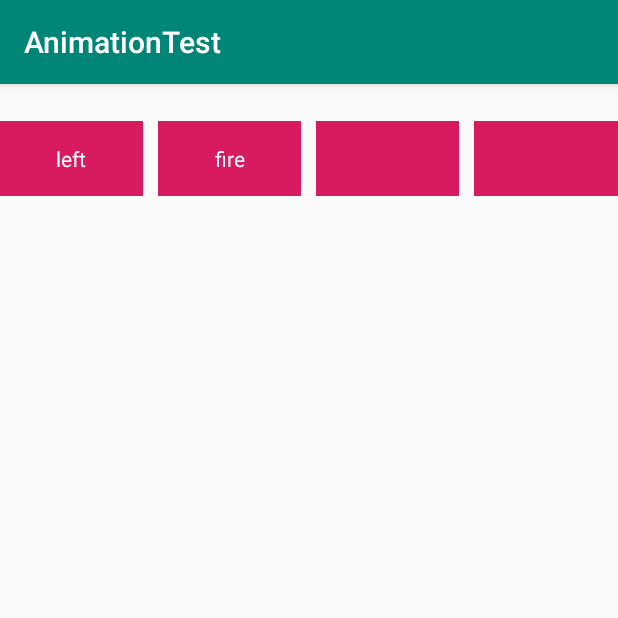
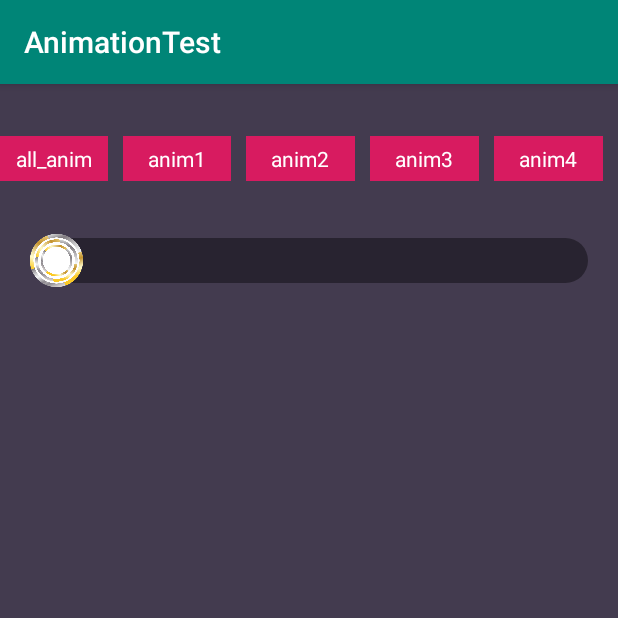
Before and after one commit to QQzs/AnimationTest, an Android app: the screen it shows after launch (LeonidActivity before the commit, LeonidsActivity after it), on a phone screen of 412 x 824 dp, the top half of it. Run offline under Robolectric (Android 15) with nearby library versions, the phone set to English and light mode, and no system bars; libraries missing offline, so code that uses them is left out: com.plattysoft.leonids.

Commit message:
[comments]： Anim [jira_id]：zhangshuai [version]：

```diff
--- a/app/build.gradle
+++ b/app/build.gradle
@@ -8,7 +8,7 @@ android {
     compileSdkVersion 29
     defaultConfig {
         applicationId "com.zs.animationtest"
-        minSdkVersion 16
+        minSdkVersion 19
         targetSdkVersion 29
         versionCode 1
         versionName "1.0"
--- a/app/src/main/AndroidManifest.xml
+++ b/app/src/main/AndroidManifest.xml
@@ -20,7 +20,8 @@
         <activity android:name=".activity.FrameActivity" />
         <activity android:name=".activity.LottieActivity" />
         <activity android:name=".activity.SVGAActivity" />
-        <activity android:name=".activity.LeonidActivity">
+        <activity android:name=".activity.LeonidActivity"/>
+        <activity android:name=".LeonidsActivity">
             <intent-filter>
                 <action android:name="android.intent.action.MAIN" />
 
--- /dev/null
+++ b/app/src/main/java/com/zs/animationtest/LeonidsActivity.java
@@ -0,0 +1,141 @@
+package com.zs.animationtest;
+
+import android.os.Bundle;
+import android.view.Gravity;
+import android.view.View;
+import android.view.animation.DecelerateInterpolator;
+import android.widget.ImageView;
+import android.widget.TextView;
+
+import androidx.annotation.Nullable;
+import androidx.appcompat.app.AppCompatActivity;
+
+import com.plattysoft.leonids.ParticleSystem;
+import com.zs.animationtest.view.CircleView;
+import com.zs.animationtest.view.ScrollAnimView;
+import com.zs.animationtest.view.ScrollInnerAnimView;
+
+/**
+ * @Author: zs
+ * @Date: 2020/11/23 3:34 PM
+ * @Description:
+ */
+public class LeonidsActivity extends AppCompatActivity implements View.OnClickListener {
+
+    private ScrollAnimView scroll_anim_view;
+    private ScrollInnerAnimView scroll_inner_anim_view;
+    private TextView all_anim, tv_anim1, tv_anim2, tv_anim3, tv_anim4;
+    private View view_avatar;
+    private CircleView circle_view;
+
+    @Override
+    protected void onCreate(@Nullable Bundle savedInstanceState) {
+        super.onCreate(savedInstanceState);
+        setContentView(R.layout.activity_leonids);
+        view_avatar = findViewById(R.id.view_avatar);
+        scroll_anim_view = findViewById(R.id.scroll_anim_view);
+        scroll_inner_anim_view = findViewById(R.id.scroll_inner_anim_view);
+        all_anim = findViewById(R.id.all_anim);
+        tv_anim1 = findViewById(R.id.tv_anim1);
+        tv_anim2 = findViewById(R.id.tv_anim2);
+        tv_anim3 = findViewById(R.id.tv_anim3);
+        tv_anim4 = findViewById(R.id.tv_anim4);
+        circle_view = findViewById(R.id.circle_view);
+
+        all_anim.setOnClickListener(this);
+        tv_anim1.setOnClickListener(this);
+        tv_anim2.setOnClickListener(this);
+        tv_anim3.setOnClickListener(this);
+        tv_anim4.setOnClickListener(this);
+
+    }
+
+    @Override
+    public void onClick(View view) {
+        int id = view.getId();
+        if (id == R.id.all_anim) {
+            allAnim();
+        } else if (id == R.id.tv_anim1) {
+            test1();
+        } else if (id == R.id.tv_anim2) {
+            test2();
+        } else if (id == R.id.tv_anim3) {
+            test3();
+        } else if (id == R.id.tv_anim4) {
+            test4();
+        }
+    }
+
+    private void test4() {
+        circle_view.startAnim();
+    }
+
+    private void test3() {
+        startFireAnim(scroll_inner_anim_view.addFireView(300, 20));
+        startFireAnim(scroll_inner_anim_view.addFireView(500, 60));
+        startFireAnim(scroll_inner_anim_view.addFireView(700, 40));
+    }
+
+    private void startFireAnim(ImageView imageView) {
+        ParticleSystem particleSystem = new ParticleSystem(this, 150, R.drawable.star_white, 600);
+        // 设置大小范围
+        particleSystem.setScaleRange(0.5f, 0.5f);
+        // 设置速度范围和发射角度范围
+        particleSystem.setSpeedModuleAndAngleRange(0.05f, 0.1f, 0, 360);
+        particleSystem.setFadeOut(200, new DecelerateInterpolator());
+        particleSystem.emit(imageView, 150, 400);
+
+
+        ParticleSystem particleSystem2 = new ParticleSystem(this, 70, R.drawable.star_white, 600);
+        // 设置大小范围
+        particleSystem2.setScaleRange(0.5f, 0.5f);
+        // 设置速度范围和发射角度范围
+        particleSystem2.setSpeedModuleAndAngleRange(0.1f, 0.1f, 0, 360);
+        particleSystem2.setFadeOut(200, new DecelerateInterpolator());
+        particleSystem2.oneShot(imageView, 60);
+    }
+
+
+    private void test2() {
+        scroll_anim_view.addAnimView(R.drawable.star_white, 15);
+        scroll_anim_view.addRotationView(R.drawable.star, 15);
+    }
+
+    private void test1() {
+        new ParticleSystem(this, 15, R.drawable.star_pink, 2000)
+                // 加速度 和 加速度方向
+                .setAcceleration(0.0001f, 0)
+                // 自身旋转速度
+                .setRotationSpeed(90)
+                .setScaleRange(1.2f, 1.5f)
+                // X方向速度值  Y方向速度值
+                .setSpeedByComponentsRange(0.05f, 0.08f, 0f, 0f)
+                // 淡出持续时间(毫秒)
+                .setFadeOut(500)
+                // 1:粒子发射的视图 2: 发射位置 3: 每秒发射的粒子数
+                .emitWithGravity(view_avatar, Gravity.RIGHT, 6);
+
+        new ParticleSystem(this, 15, R.drawable.star, 2000)
+                // 加速度 和 加速度方向
+                .setAcceleration(0.0001f, 0)
+                // 自身旋转速度
+                .setRotationSpeed(90)
+                .setScaleRange(0.3f, 0.5f)
+                // X方向速度值  Y方向速度值
+                .setSpeedByComponentsRange(0.05f, 0.08f, 0f, 0f)
+                // 淡出持续时间(毫秒)
+                .setFadeOut(500)
+                // 1:粒子发射的视图 2: 发射位置 3: 每秒发射的粒子数
+                .emitWithGravity(view_avatar, Gravity.RIGHT, 4);
+
+    }
+
+    private void allAnim() {
+        test1();
+        test2();
+        test3();
+        test4();
+//        scroll_anim_view.startScroll();
+    }
+
+}
--- a/app/src/main/java/com/zs/animationtest/activity/LeonidActivity.kt
+++ b/app/src/main/java/com/zs/animationtest/activity/LeonidActivity.kt
@@ -6,6 +6,7 @@ import com.plattysoft.leonids.ParticleSystem
 import com.zs.animationtest.R
 import com.zs.animationtest.util.AnimationUtil
 import com.zs.animationtest.util.SystemTool
+import kotlinx.android.synthetic.main.activity_leonid.*
 
 /**
  * @Author: zs
@@ -18,6 +19,10 @@ class LeonidActivity: AppCompatActivity() {
     override fun onCreate(savedInstanceState: Bundle?) {
         super.onCreate(savedInstanceState)
         setContentView(R.layout.activity_leonid)
+
+        tv_particle?.setOnClickListener {
+            showParticleSystem()
+        }
     }
 
     /**
--- /dev/null
+++ b/app/src/main/java/com/zs/animationtest/view/CircleView.java
@@ -0,0 +1,80 @@
+package com.zs.animationtest.view;
+
+import android.animation.ValueAnimator;
+import android.content.Context;
+import android.util.AttributeSet;
+import android.widget.FrameLayout;
+import android.widget.ImageView;
+
+import androidx.annotation.Nullable;
+
+import com.zs.animationtest.R;
+
+/**
+ * @Author: zs
+ * @Date: 2020/11/24 3:44 PM
+ * @Description:
+ */
+public class CircleView extends FrameLayout {
+
+    private ImageView outer;
+    private ImageView middle;
+    private ImageView inner;
+
+    public CircleView(Context context) {
+        this(context, null);
+    }
+
+    public CircleView(Context context, @Nullable AttributeSet attrs) {
+        this(context, attrs, 0);
+    }
+
+    public CircleView(Context context, @Nullable AttributeSet attrs, int defStyleAttr) {
+        super(context, attrs, defStyleAttr);
+        initView();
+    }
+
+    @Override
+    protected void onSizeChanged(int w, int h, int oldw, int oldh) {
+        super.onSizeChanged(w, h, oldw, oldh);
+
+    }
+
+    private void initView() {
+        outer = new ImageView(getContext());
+        outer.setImageResource(R.drawable.c_bg);
+        addView(outer);
+
+        middle = new ImageView(getContext());
+        middle.setImageResource(R.drawable.c_bg);
+        middle.setScaleX(0.8f);
+        middle.setScaleY(0.8f);
+        middle.setRotation(30);
+        addView(middle);
+
+        inner = new ImageView(getContext());
+        inner.setImageResource(R.drawable.c_bg);
+        inner.setScaleX(0.6f);
+        inner.setScaleY(0.6f);
+        inner.setRotation(60);
+        addView(inner);
+
+    }
+
+    public void startAnim() {
+        ValueAnimator animator = ValueAnimator.ofInt(0, 60, 0);
+        animator.addUpdateListener(new ValueAnimator.AnimatorUpdateListener() {
+            @Override
+            public void onAnimationUpdate(ValueAnimator valueAnimator) {
+                int value = (int) valueAnimator.getAnimatedValue();
+                outer.setRotation(value);
+                middle.setRotation(30 - value);
+                inner.setRotation(60 + value);
+            }
+        });
+        animator.setDuration(1800);
+        animator.setRepeatCount(8);
+        animator.start();
+    }
+
+}
--- /dev/null
+++ b/app/src/main/java/com/zs/animationtest/view/ScrollAnimView.java
@@ -0,0 +1,210 @@
+package com.zs.animationtest.view;
+
+import android.animation.Animator;
+import android.animation.AnimatorListenerAdapter;
+import android.animation.AnimatorSet;
+import android.animation.ObjectAnimator;
+import android.content.Context;
+import android.graphics.Bitmap;
+import android.graphics.BitmapFactory;
+import android.util.AttributeSet;
+import android.util.Log;
+import android.view.View;
+import android.view.ViewGroup;
+import android.widget.FrameLayout;
+import android.widget.ImageView;
+
+import com.zs.animationtest.util.SystemTool;
+
+import java.util.Random;
+
+/**
+ * @Author: zs
+ * @Date: 2020/11/23 12:01 PM
+ * @Description:
+ */
+public class ScrollAnimView extends FrameLayout {
+
+    /**
+     * 进场动画
+     */
+    private ObjectAnimator mEnterObjAnim;
+
+    /**
+     * 出场动画
+     */
+    private ObjectAnimator mOutObjAnim;
+
+    /**
+     * 进场时间
+     */
+    private long mEnterDuration = 2000;
+    /**
+     * 出场时间
+     */
+    private long mOutDuration = 2000;
+
+    /**
+     * 滚动正在执行
+     */
+    private boolean mAnimScrolling;
+
+    int width;
+    int height;
+
+    int randomX = 0;
+    int randomY = 0;
+    LayoutParams params;
+
+    private Random mRandom;
+
+    public ScrollAnimView(Context context) {
+        this(context, null);
+    }
+
+    public ScrollAnimView(Context context, AttributeSet attrs) {
+        this(context, attrs, 0);
+    }
+
+    public ScrollAnimView(Context context, AttributeSet attrs, int defStyleAttr) {
+        super(context, attrs, defStyleAttr);
+        initEnterOutAnim();
+        params = new LayoutParams(ViewGroup.LayoutParams.WRAP_CONTENT, ViewGroup.LayoutParams.WRAP_CONTENT);
+        mRandom = new Random();
+    }
+
+    @Override
+    protected void onSizeChanged(int w, int h, int oldw, int oldh) {
+        super.onSizeChanged(w, h, oldw, oldh);
+        width = w;
+        height = h;
+
+        randomX = width - height;
+        randomY = height;
+
+        Log.d("zhang","width = " + width + " height = " + height);
+
+    }
+
+    /**
+     * 初始化进场和出场动画
+     */
+    public void initEnterOutAnim() {
+        int screenWidth = SystemTool.getScreenWidth();
+        if (mEnterObjAnim == null) {
+            mEnterObjAnim = ObjectAnimator.ofFloat(this, "translationX", screenWidth, 0f);
+            mEnterObjAnim.setDuration(mEnterDuration);
+            mEnterObjAnim.setInterpolator(null);
+            mEnterObjAnim.addListener(new AnimatorListenerAdapter() {
+
+                @Override
+                public void onAnimationStart(Animator animation) {
+                    super.onAnimationStart(animation);
+                    mAnimScrolling = true;
+                }
+
+                @Override
+                public void onAnimationEnd(Animator animation) {
+                    super.onAnimationEnd(animation);
+                    mOutObjAnim.start();
+                }
+            });
+        }
+
+        if (mOutObjAnim == null) {
+            mOutObjAnim = ObjectAnimator.ofFloat(this, "translationX", 0f, -screenWidth);
+            mOutObjAnim.setDuration(mOutDuration);
+            mOutObjAnim.setInterpolator(null);
+            mOutObjAnim.addListener(new AnimatorListenerAdapter() {
+                @Override
+                public void onAnimationEnd(Animator animation) {
+                    super.onAnimationEnd(animation);
+                    // 动画结束
+                    mAnimScrolling = false;
+                    setVisibility(View.INVISIBLE);
+
+                }
+            });
+        }
+    }
+
+    public void startScroll() {
+        if (mEnterObjAnim == null || mOutObjAnim == null) {
+            initEnterOutAnim();
+        }
+        if (mAnimScrolling) {
+            return;
+        }
+        setVisibility(View.VISIBLE);
+        mEnterObjAnim.start();
+    }
+
+    public void addAnimView(int drawable, int count) {
+        Bitmap imageBitmap = BitmapFactory.decodeResource(getContext().getResources(), drawable);
+        int imageHeight = imageBitmap.getHeight();
+        for (int i = 0; i < count; i++) {
+            ImageView view = new ImageView(getContext());
+            view.setScaleX(0f);
+            view.setScaleY(0f);
+            int repeatCount = 10;
+            int delay = mRandom.nextInt(1000);
+            int x = mRandom.nextInt(randomX)  + height / 2;
+            int y = mRandom.nextInt(randomY) - imageHeight / 2;
+
+            view.setX(x);
+            view.setY(y);
+//            view.setImageResource(drawable);
+            view.setImageBitmap(imageBitmap);
+            addView(view, params);
+
+            ObjectAnimator alpha = ObjectAnimator.ofFloat(view, "alpha", 0f, 1f, 0f);
+            alpha.setRepeatCount(repeatCount);
+            ObjectAnimator scaleX = ObjectAnimator.ofFloat(view, "scaleX", 0f, 0.5f, 0f);
+            scaleX.setRepeatCount(repeatCount);
+            ObjectAnimator scaleY = ObjectAnimator.ofFloat(view, "scaleY", 0f, 0.5f, 0f);
+            scaleY.setRepeatCount(repeatCount);
+            ObjectAnimator rotation = ObjectAnimator.ofFloat(view, "rotation", 0f, 360f);
+            rotation.setRepeatCount(repeatCount);
+            AnimatorSet animSet = new AnimatorSet();
+            animSet.playTogether(alpha, scaleX, scaleY, rotation);
+            animSet.setDuration(2000);
+            animSet.setStartDelay(delay);
+            animSet.start();
+        }
+    }
+
+    public void addRotationView(int drawable, int count) {
+        Bitmap imageBitmap = BitmapFactory.decodeResource(getContext().getResources(), drawable);
+        int imageHeight = imageBitmap.getHeight();
+        for (int i = 0; i < count; i++) {
+            final ImageView view = new ImageView(getContext());
+            view.setScaleX(0.2f);
+            view.setScaleY(0.2f);
+            int repeatCount = 10;
+            int delay = mRandom.nextInt(1000);
+            int x = mRandom.nextInt(randomX) + height / 2;
+            int y = mRandom.nextInt(randomY) - imageHeight / 5;
+
+            view.setX(x);
+            view.setY(y);
+//            view.setImageResource(drawable);
+            view.setImageBitmap(imageBitmap);
+            addView(view, params);
+
+            ObjectAnimator rotation = ObjectAnimator.ofFloat(view, "rotation", 0f, 360f);
+            rotation.setRepeatCount(repeatCount);
+            rotation.setDuration(2000);
+            rotation.setStartDelay(delay);
+            rotation.start();
+            rotation.addListener(new AnimatorListenerAdapter() {
+                @Override
+                public void onAnimationEnd(Animator animation) {
+                    super.onAnimationEnd(animation);
+                    view.setAlpha(0f);
+                }
+            });
+        }
+    }
+
+
+}
--- /dev/null
+++ b/app/src/main/java/com/zs/animationtest/view/ScrollInnerAnimView.java
@@ -0,0 +1,51 @@
+package com.zs.animationtest.view;
+
+import android.app.Activity;
+import android.content.Context;
+import android.util.AttributeSet;
+import android.util.Log;
+import android.view.ViewGroup;
+import android.widget.FrameLayout;
+import android.widget.ImageView;
+import android.widget.LinearLayout;
+
+/**
+ * @Author: zs
+ * @Date: 2020/11/23 12:01 PM
+ * @Description:
+ */
+public class ScrollInnerAnimView extends LinearLayout {
+
+    int width;
+    int height;
+
+    public ScrollInnerAnimView(Context context) {
+        this(context, null);
+    }
+
+    public ScrollInnerAnimView(Context context, AttributeSet attrs) {
+        this(context, attrs, 0);
+    }
+
+    public ScrollInnerAnimView(Context context, AttributeSet attrs, int defStyleAttr) {
+        super(context, attrs, defStyleAttr);
+    }
+
+    @Override
+    protected void onSizeChanged(int w, int h, int oldw, int oldh) {
+        super.onSizeChanged(w, h, oldw, oldh);
+        width = w;
+        height = h;
+    }
+
+    public ImageView addFireView(int x, int y) {
+        LayoutParams params = new LayoutParams(ViewGroup.LayoutParams.WRAP_CONTENT, ViewGroup.LayoutParams.WRAP_CONTENT);
+        ImageView view = new ImageView(getContext());
+        view.setX(x);
+        view.setY(y);
+        addView(view, params);
+        return view;
+    }
+
+
+}
--- /dev/null
+++ b/app/src/main/res/drawable/bg_avatar.xml
@@ -0,0 +1,7 @@
+<?xml version="1.0" encoding="utf-8"?>
+<shape xmlns:android="http://schemas.android.com/apk/res/android"
+    android:shape="oval">
+
+    <solid android:color="#ffffff"/>
+
+</shape>
--- /dev/null
+++ b/app/src/main/res/drawable/bg_msg.xml
@@ -0,0 +1,8 @@
+<?xml version="1.0" encoding="utf-8"?>
+<shape xmlns:android="http://schemas.android.com/apk/res/android">
+
+    <solid android:color="#66000000"/>
+
+    <corners android:radius="30dp"/>
+
+</shape>
--- a/app/src/main/res/layout/activity_leonid.xml
+++ b/app/src/main/res/layout/activity_leonid.xml
@@ -1,63 +1,29 @@
 <?xml version="1.0" encoding="utf-8"?>
-<androidx.constraintlayout.widget.ConstraintLayout xmlns:android="http://schemas.android.com/apk/res/android"
+<LinearLayout xmlns:android="http://schemas.android.com/apk/res/android"
     xmlns:tools="http://schemas.android.com/tools"
     android:layout_width="match_parent"
     android:layout_height="match_parent"
+    android:orientation="vertical"
     tools:context=".MainActivity">
 
     <LinearLayout
         android:layout_width="match_parent"
         android:layout_height="100dp"
         android:orientation="horizontal"
-        android:gravity="center_vertical"
-        tools:ignore="MissingConstraints">
-
-        <TextView
-            android:id="@+id/tv_left"
-            android:layout_width="0dp"
-            android:layout_weight="1"
-            android:layout_height="50dp"
-            android:background="@color/colorAccent"
-            android:textColor="#ffffff"
-            android:text="left"
-            android:gravity="center"/>
-
-        <TextView
-            android:id="@+id/tv_fire"
-            android:layout_width="0dp"
-            android:layout_weight="1"
-            android:layout_height="50dp"
-            android:background="@color/colorAccent"
-            android:textColor="#ffffff"
-            android:text="fire"
-            android:gravity="center"
-            android:layout_marginLeft="10dp"
-            android:layout_marginRight="10dp"/>
-
-        <TextView
-            android:id="@+id/tv_frame"
-            android:layout_width="0dp"
-            android:layout_weight="1"
-            android:layout_height="50dp"
-            android:background="@color/colorAccent"
-            android:textColor="#ffffff"
-            android:text=""
-            android:gravity="center"
-            android:layout_marginRight="10dp"/>
+        android:gravity="center_vertical">
 
         <TextView
             android:id="@+id/tv_particle"
             android:layout_width="0dp"
             android:layout_weight="1"
-            android:layout_height="50dp"
+            android:layout_height="30dp"
+            android:layout_marginRight="10dp"
             android:background="@color/colorAccent"
             android:textColor="#ffffff"
-            android:text=""
+            android:text="left"
             android:gravity="center" />
+
 
     </LinearLayout>
 
-
-
-
-</androidx.constraintlayout.widget.ConstraintLayout>
+</LinearLayout>
--- /dev/null
+++ b/app/src/main/res/layout/activity_leonids.xml
@@ -0,0 +1,103 @@
+<?xml version="1.0" encoding="utf-8"?>
+<LinearLayout xmlns:android="http://schemas.android.com/apk/res/android"
+    xmlns:tools="http://schemas.android.com/tools"
+    android:layout_width="match_parent"
+    android:layout_height="match_parent"
+    android:background="@color/color_433b4f"
+    android:orientation="vertical"
+    tools:context=".MainActivity">
+
+    <LinearLayout
+        android:layout_width="match_parent"
+        android:layout_height="100dp"
+        android:orientation="horizontal"
+        android:gravity="center_vertical">
+
+        <TextView
+            android:id="@+id/all_anim"
+            android:layout_width="0dp"
+            android:layout_weight="1"
+            android:layout_height="30dp"
+            android:layout_marginRight="10dp"
+            android:background="@color/colorAccent"
+            android:textColor="#ffffff"
+            android:text="all_anim"
+            android:gravity="center" />
+
+        <TextView
+            android:id="@+id/tv_anim1"
+            android:layout_width="0dp"
+            android:layout_weight="1"
+            android:layout_height="30dp"
+            android:layout_marginRight="10dp"
+            android:background="@color/colorAccent"
+            android:textColor="#ffffff"
+            android:text="anim1"
+            android:gravity="center" />
+
+        <TextView
+            android:id="@+id/tv_anim2"
+            android:layout_width="0dp"
+            android:layout_weight="1"
+            android:layout_height="30dp"
+            android:layout_marginRight="10dp"
+            android:background="@color/colorAccent"
+            android:textColor="#ffffff"
+            android:text="anim2"
+            android:gravity="center" />
+
+        <TextView
+            android:id="@+id/tv_anim3"
+            android:layout_width="0dp"
+            android:layout_weight="1"
+            android:layout_height="30dp"
+            android:layout_marginRight="10dp"
+            android:background="@color/colorAccent"
+            android:textColor="#ffffff"
+            android:text="anim3"
+            android:gravity="center" />
+
+        <TextView
+            android:id="@+id/tv_anim4"
+            android:layout_width="0dp"
+            android:layout_weight="1"
+            android:layout_height="30dp"
+            android:layout_marginRight="10dp"
+            android:background="@color/colorAccent"
+            android:textColor="#ffffff"
+            android:text="anim4"
+            android:gravity="center" />
+
+    </LinearLayout>
+
+    <com.zs.animationtest.view.ScrollAnimView
+        android:id="@+id/scroll_anim_view"
+        android:layout_width="match_parent"
+        android:layout_height="35dp"
+        android:layout_marginLeft="20dp"
+        android:layout_marginRight="20dp"
+        android:visibility="visible">
+
+        <com.zs.animationtest.view.ScrollInnerAnimView
+            android:id="@+id/scroll_inner_anim_view"
+            android:layout_width="match_parent"
+            android:layout_gravity="center_vertical"
+            android:layout_height="30dp"
+            android:background="@drawable/bg_msg"/>
+
+        <View
+            android:id="@+id/view_avatar"
+            android:layout_width="35dp"
+            android:layout_height="35dp"
+            android:background="@drawable/bg_avatar"/>
+
+        <com.zs.animationtest.view.CircleView
+            android:id="@+id/circle_view"
+            android:layout_width="35dp"
+            android:layout_height="35dp" />
+
+    </com.zs.animationtest.view.ScrollAnimView>
+
+
+
+</LinearLayout>
--- a/app/src/main/res/values/colors.xml
+++ b/app/src/main/res/values/colors.xml
@@ -3,4 +3,8 @@
     <color name="colorPrimary">#008577</color>
     <color name="colorPrimaryDark">#00574B</color>
     <color name="colorAccent">#D81B60</color>
+
+    <color name="color_433b4f">#FF433B4F</color>
+
+
 </resources>
```
Also changed, not shown: app/src/main/res/drawable/star_white_border.xml (added, +9 -0 lines), app/src/main/res/drawable/c_bg.png (added), app/src/main/res/drawable/confeti.png (added), app/src/main/res/drawable/star.png (added), app/src/main/res/drawable/star_pink.png (added), app/src/main/res/drawable/star_white.png (added).
